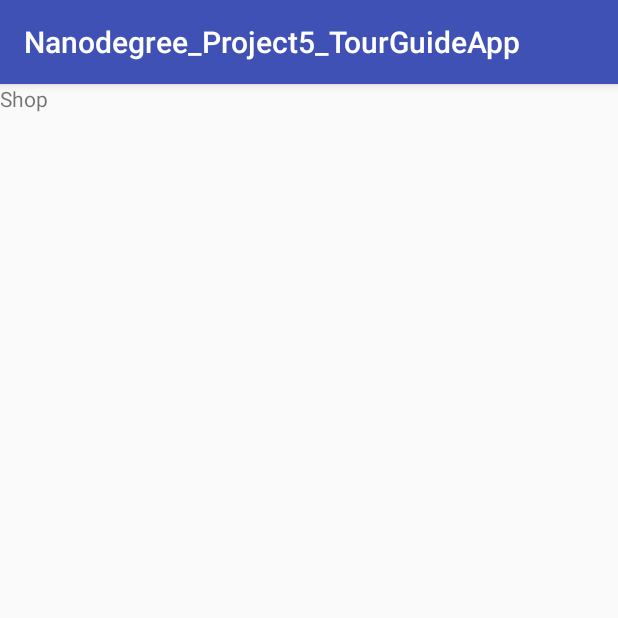
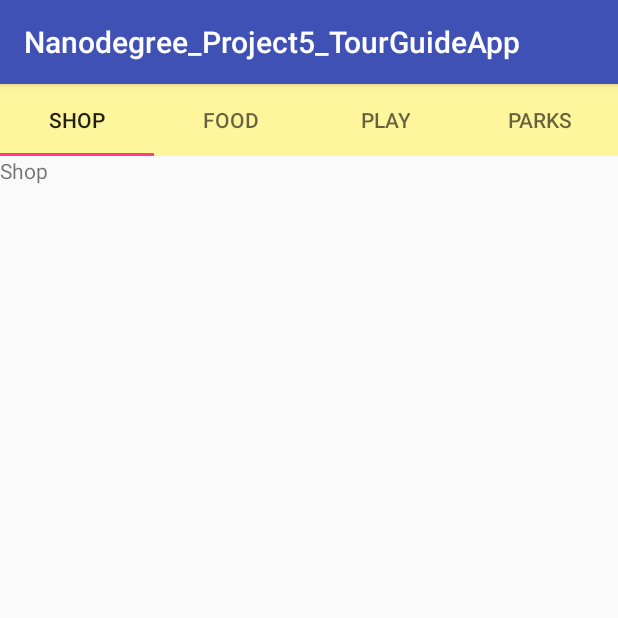
Before and after one commit to kkchain/Nanodegree_Project5_TourGuideApp, an Android app: the screen it shows after launch (TourGuideActivity), on a phone screen of 412 x 824 dp, the top half of it. Run offline under Robolectric (Android 15) with nearby library versions, the light colour scheme and no system bars; 1 statement that could not run was skipped.

Commit message:
added TabLayout

```diff
--- a/app/build.gradle
+++ b/app/build.gradle
@@ -26,4 +26,5 @@ dependencies {
     testImplementation 'junit:junit:4.12'
     androidTestImplementation 'com.android.support.test:runner:1.0.2'
     androidTestImplementation 'com.android.support.test.espresso:espresso-core:3.0.2'
+    implementation 'com.android.support:design:27.1.1'
 }
--- a/app/src/main/java/com/example/kkchain/nanodegree_project5_tourguideapp/TourGuideActivity.java
+++ b/app/src/main/java/com/example/kkchain/nanodegree_project5_tourguideapp/TourGuideActivity.java
@@ -1,9 +1,10 @@
 package com.example.kkchain.nanodegree_project5_tourguideapp;
 
+import android.os.Bundle;
+import android.support.design.widget.TabLayout;
 import android.support.v4.view.ViewPager;
 import android.support.v7.app.AppCompatActivity;
-import android.os.Bundle;
-import android.view.ViewParent;
+
 
 public class TourGuideActivity extends AppCompatActivity {
 
@@ -13,12 +14,22 @@ public class TourGuideActivity extends AppCompatActivity {
         setContentView(R.layout.activity_tour_guide);
 
         // Find the view pager that will allow the user to swipe between fragments
-        ViewPager viewPager = (ViewPager) findViewById(R.id.viewpager);
+        ViewPager viewPager = findViewById(R.id.viewpager);
 
         // Create an adapter that knows which fragment should be shown on each page
         TourGuidePagerAdapter adapter = new TourGuidePagerAdapter(getSupportFragmentManager());
 
         // Set the adapter onto the view pager
         viewPager.setAdapter(adapter);
+
+        // Find the tab layout that shows the tabs
+        TabLayout tabLayout = findViewById(R.id.sliding_tabs);
+
+        tabLayout.setupWithViewPager(viewPager);
+
+
+
+
+
     }
 }
--- a/app/src/main/java/com/example/kkchain/nanodegree_project5_tourguideapp/TourGuidePagerAdapter.java
+++ b/app/src/main/java/com/example/kkchain/nanodegree_project5_tourguideapp/TourGuidePagerAdapter.java
@@ -1,5 +1,6 @@
 package com.example.kkchain.nanodegree_project5_tourguideapp;
 
+import android.support.annotation.Nullable;
 import android.support.v4.app.Fragment;
 import android.support.v4.app.FragmentManager;
 import android.support.v4.app.FragmentPagerAdapter;
@@ -15,12 +16,12 @@ public class TourGuidePagerAdapter extends FragmentPagerAdapter {
     }
 
     @Override
-    public Fragment getItem(int position){
+    public Fragment getItem(int position) {
         if (position == 0) {
             return new ShopFragment();
         } else if (position == 1) {
             return new FoodFragment();
-        }  else if (position == 2) {
+        } else if (position == 2) {
             return new PlayFragment();
         } else {
             return new ParksFragment();
@@ -31,4 +32,18 @@ public class TourGuidePagerAdapter extends FragmentPagerAdapter {
     public int getCount() {
         return 4;
     }
+
+    @Nullable
+    @Override
+    public CharSequence getPageTitle(int position) {
+        if (position == 0) {
+            return "SHOP";
+        } else if (position == 1) {
+            return "FOOD";
+        } else if (position == 2) {
+            return "PLAY";
+        } else {
+            return "PARKS";
+        }
+    }
 }
--- a/app/src/main/res/layout/activity_tour_guide.xml
+++ b/app/src/main/res/layout/activity_tour_guide.xml
@@ -8,6 +8,12 @@
     android:orientation="vertical"
     tools:context=".TourGuideActivity">
 
+    <android.support.design.widget.TabLayout
+        android:id="@+id/sliding_tabs"
+        android:layout_width="match_parent"
+        android:layout_height="wrap_content"
+        android:background="#fff59d"/>
+
     <android.support.v4.view.ViewPager
         android:id="@+id/viewpager"
         android:layout_width="match_parent"
```
